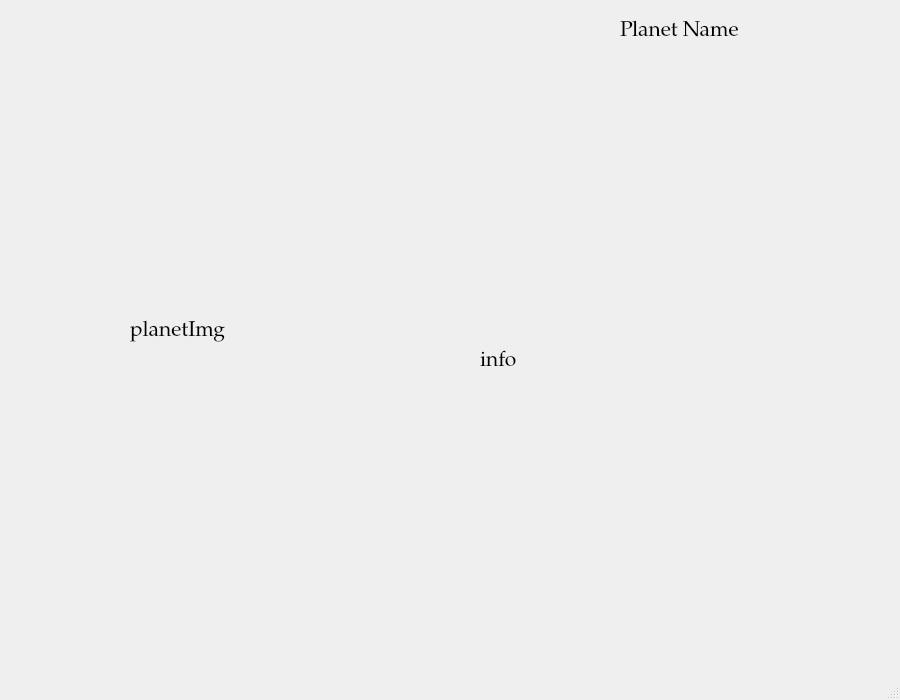
Before: the Qt Designer form Syzygy/planetinfoform.ui in maxpe3447/SyZyGy, drawn with Qt 5.
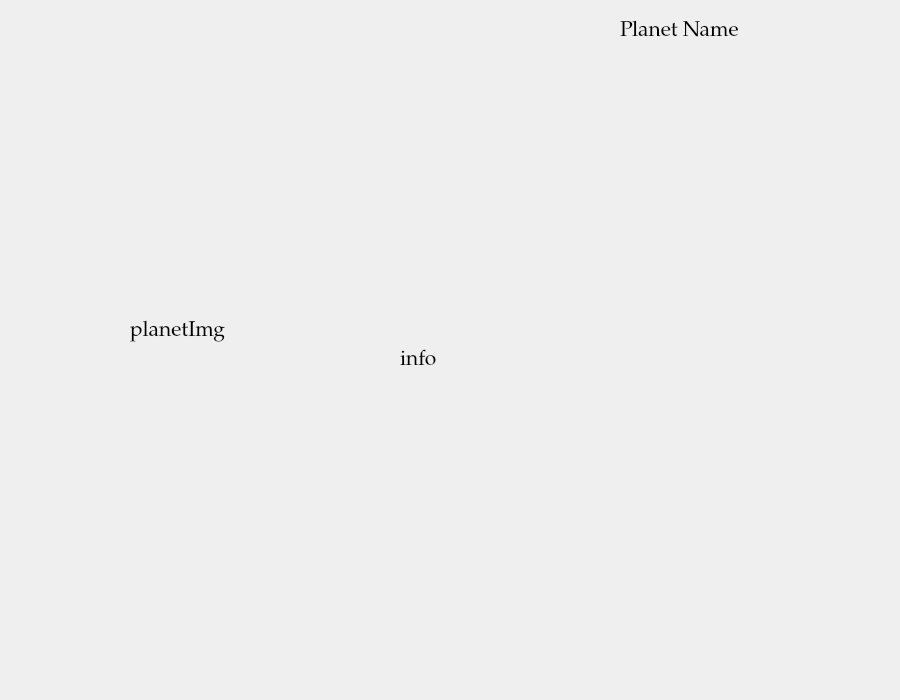
After: the same form once the commit is applied. Icons and pictures are not drawn.

Commit message: forms settings + new text

```diff
--- a/Syzygy/planetinfoform.ui
+++ b/Syzygy/planetinfoform.ui
@@ -10,6 +10,18 @@
     <height>700</height>
    </rect>
   </property>
+  <property name="minimumSize">
+   <size>
+    <width>900</width>
+    <height>700</height>
+   </size>
+  </property>
+  <property name="maximumSize">
+   <size>
+    <width>900</width>
+    <height>700</height>
+   </size>
+  </property>
   <property name="font">
    <font>
     <pointsize>18</pointsize>
@@ -47,10 +59,10 @@
    <widget class="QLabel" name="lInfo">
     <property name="geometry">
      <rect>
-      <x>480</x>
+      <x>400</x>
       <y>60</y>
-      <width>391</width>
-      <height>601</height>
+      <width>390</width>
+      <height>600</height>
      </rect>
     </property>
     <property name="font">
@@ -84,7 +96,6 @@
     </property>
    </widget>
   </widget>
-  <widget class="QStatusBar" name="statusbar"/>
  </widget>
  <resources/>
  <connections/>
```
The commit also changes 4 other files.
